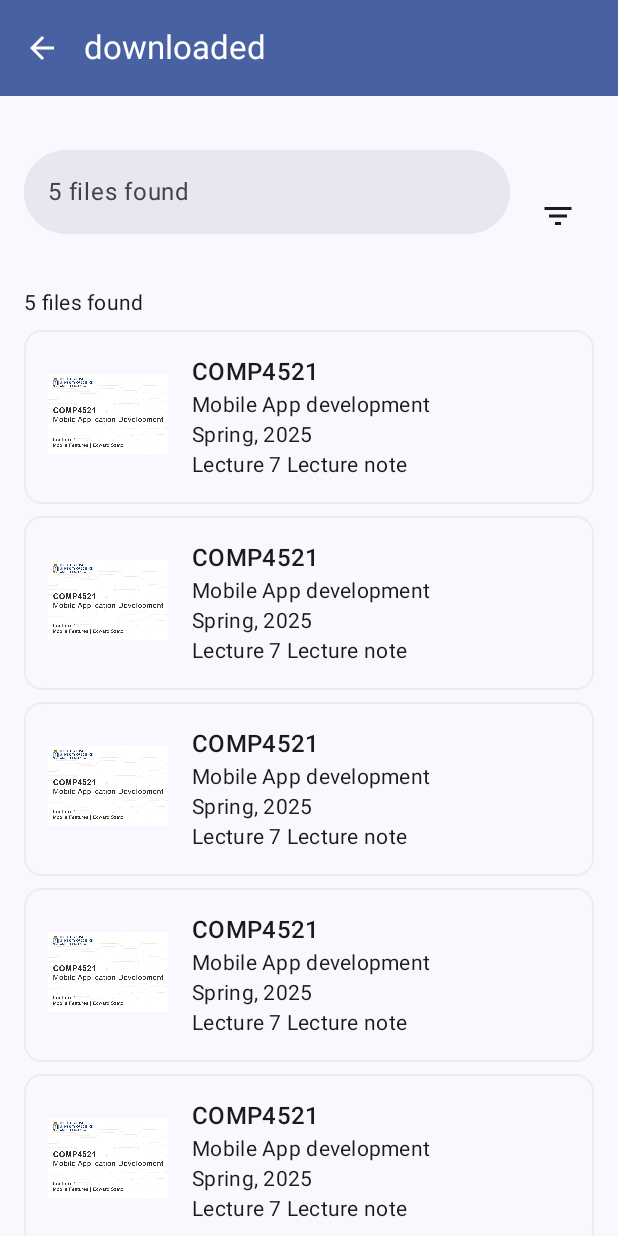
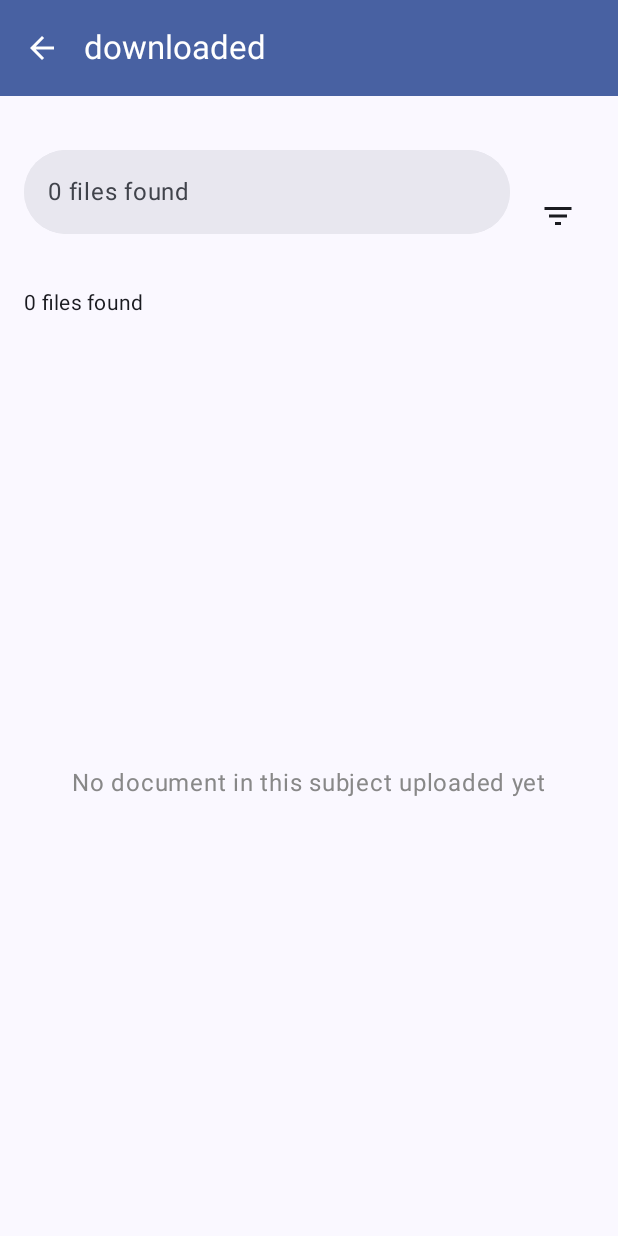
Before and after one commit to COMP4521-Project/COMP4521-kotlin, an Android app built with Jetpack Compose: the DocumentListScreen screen opened through its navigation route, on a phone screen of 412 x 824 dp. Run offline under Robolectric (Android 15) with nearby library versions, the phone set to English and light mode, and no system bars; our stand-ins replace Firebase (no records; nobody signed in at launch, a user with empty details on screens opened directly), livedata-compose.

```diff
--- a/app/src/main/java/com/example/comp4521_ustrade/app/components/CourseCard.kt
+++ b/app/src/main/java/com/example/comp4521_ustrade/app/components/CourseCard.kt
@@ -36,7 +36,6 @@ fun CourseCard(CourseCardItem: CourseCardItem,  navigateController: NavControlle
         elevation = CardDefaults.cardElevation(defaultElevation = 8.dp),
         // TODO: navigate to course details screen
         onClick = {
-            // Navigate to CourseDetailsScreen
 //            navigateController.navigate(Screens.DocumentDetails.screen)
             navigateController.navigate(Screens.DocumentDetails.screen + "/${CourseCardItem.documentId}")
         }
--- a/app/src/main/java/com/example/comp4521_ustrade/app/components/DocumentCard.kt
+++ b/app/src/main/java/com/example/comp4521_ustrade/app/components/DocumentCard.kt
@@ -22,13 +22,12 @@ import androidx.compose.ui.graphics.Color
 import androidx.compose.ui.res.painterResource
 import androidx.compose.ui.unit.dp
 import com.example.comp4521_ustrade.R
-import com.example.comp4521_ustrade.app.models.Document
 import com.example.comp4521_ustrade.ui.theme.USTgray
 
 @OptIn(ExperimentalMaterial3Api::class)
 @Composable
 fun DocumentCard(
-    document: Document,
+    document: com.example.comp4521_ustrade.app.data.dao.Document,
     onClick: () -> Unit
 ) {
     Card(
@@ -67,19 +66,19 @@ fun DocumentCard(
                     .fillMaxWidth()
             ) {
                 Text(
-                    text = document.title,
+                    text = document.course,
                     style = MaterialTheme.typography.titleMedium
                 )
+//                Text(
+//                    text = document.subtitle,
+//                    style = MaterialTheme.typography.bodyMedium
+//                )
                 Text(
-                    text = document.subtitle,
+                    text = document.year + " " + document.semester,
                     style = MaterialTheme.typography.bodyMedium
                 )
                 Text(
-                    text = document.term,
-                    style = MaterialTheme.typography.bodyMedium
-                )
-                Text(
-                    text = document.type,
+                    text = document.title,
                     style = MaterialTheme.typography.bodyMedium
                 )
             }
--- a/app/src/main/java/com/example/comp4521_ustrade/app/display/DisplayCourseCards.kt
+++ b/app/src/main/java/com/example/comp4521_ustrade/app/display/DisplayCourseCards.kt
@@ -59,7 +59,7 @@ fun DisplayCourseCards(modifier: Modifier = Modifier, navigateController: NavCon
             thumbnail = R.drawable.unavailable,
             course = document.course,
             courseTitle = document.title,
-            courseYear = document.year, // Example: use year from upload_date
+            courseYear = document.year,
             courseSemester = document.semester,
             documentId = document.id,
         )
--- a/app/src/main/java/com/example/comp4521_ustrade/app/screens/DocumentDetailsScreen.kt
+++ b/app/src/main/java/com/example/comp4521_ustrade/app/screens/DocumentDetailsScreen.kt
@@ -21,6 +21,7 @@ import androidx.compose.material.icons.filled.Download
 import androidx.compose.material.icons.filled.Favorite
 import androidx.compose.material.icons.filled.Share
 import androidx.compose.material.icons.filled.ThumbDown
+import androidx.compose.material.icons.outlined.BookmarkBorder
 import androidx.compose.material.icons.outlined.FavoriteBorder
 import androidx.compose.material.icons.outlined.ThumbDown
 import androidx.compose.material3.Button
@@ -121,7 +122,7 @@ fun DocumentDetailsScreen(
             navigationIconContentColor = USTWhite),
                 actions = {
                     IconButton(onClick = { /* Handle bookmark */ }) {
-                        Icon(Icons.Default.Bookmark, "Bookmark",tint = USTWhite)
+                        Icon(Icons.Outlined.BookmarkBorder, "Bookmark",tint = USTWhite)
                     }
                     IconButton(onClick = { /* Handle share */ }) {
                         Icon(Icons.Default.Share, "Share", tint = USTWhite)
--- a/app/src/main/java/com/example/comp4521_ustrade/app/screens/DocumentListScreen.kt
+++ b/app/src/main/java/com/example/comp4521_ustrade/app/screens/DocumentListScreen.kt
@@ -25,6 +25,7 @@ import androidx.compose.material3.Text
 import androidx.compose.material3.TopAppBar
 import androidx.compose.material3.TopAppBarDefaults
 import androidx.compose.runtime.Composable
+import androidx.compose.runtime.LaunchedEffect
 import androidx.compose.runtime.getValue
 import androidx.compose.runtime.mutableStateOf
 import androidx.compose.runtime.remember
@@ -35,9 +36,11 @@ import androidx.compose.ui.graphics.Color
 import androidx.compose.ui.platform.LocalContext
 import androidx.compose.ui.res.stringResource
 import androidx.compose.ui.unit.dp
+import androidx.navigation.NavController
 import com.example.comp4521_ustrade.R
 import com.example.comp4521_ustrade.app.components.DocumentCard
-import com.example.comp4521_ustrade.app.models.Document
+import com.example.comp4521_ustrade.app.data.repository.DocumentRepository
+import com.example.comp4521_ustrade.app.models.CourseCardItem
 import com.example.comp4521_ustrade.app.viewmodel.NavViewModel
 import com.example.comp4521_ustrade.ui.theme.USTBlue
 import com.example.comp4521_ustrade.ui.theme.USTBlue_dark
@@ -48,6 +51,7 @@ fun DocumentListScreen(
     pageTitle: String,
     onNavigateBack: () -> Unit,
     onDocumentClick: (String) -> Unit,
+    navigationController: NavController,
     modifier: Modifier = Modifier,
     navViewModel: NavViewModel
 ) {
@@ -64,17 +68,24 @@ fun DocumentListScreen(
         mutableStateOf(sharedPreferences.getBoolean("is_dark_theme", false))
     }
 
+    var documentRepository = remember { DocumentRepository() }
+    var documentList by remember { mutableStateOf<List<com.example.comp4521_ustrade.app.data.dao.Document>>(emptyList()) }
+
+    LaunchedEffect(Unit) {
+        documentList = documentRepository.getSubjectSpecificDocuments(pageTitle)
+    }
+
     // Sample data - replace with actual data from your backend
-    val documents = List(5) { index ->
-        Document(
-            id = "doc$index",
-            title = "COMP4521",
-            subtitle = "Mobile App development",
-            term = "Spring, 2025",
-            type = "Lecture 7 Lecture note",
-            imageUrl = ""
-        )
-    }
+//    val documents = List(5) { index ->
+//        Document(
+//            id = "doc$index",
+//            title = "COMP4521",
+//            subtitle = "Mobile App development",
+//            term = "Spring, 2025",
+//            type = "Lecture 7 Lecture note",
+//            imageUrl = ""
+//        )
+//    }
 
     Scaffold(
         topBar = {
@@ -121,7 +132,7 @@ fun DocumentListScreen(
                     modifier = Modifier
                         .weight(1f),
 
-                    placeholder = { Text(text= stringResource(R.string.FilesFound, documents.size))}
+                    placeholder = { Text(text= stringResource(R.string.FilesFound, documentList.size))}
 
                 ) { }
 
@@ -137,23 +148,40 @@ fun DocumentListScreen(
             }
 
             Text(
-                text = stringResource(R.string.FilesFound, documents.size),
+                text = stringResource(R.string.FilesFound, documentList.size),
                 modifier = Modifier.padding(horizontal = 16.dp, vertical = 8.dp),
                 style = MaterialTheme.typography.bodyMedium
             )
+            if (documentList.isEmpty()) {
+                Column(
+                    modifier = Modifier
+                        .fillMaxSize(),
+                    verticalArrangement = Arrangement.Center,
+                    horizontalAlignment = Alignment.CenterHorizontally
+                ) {
+                    Text(
+                        text = "No document in this subject uploaded yet",
+                        color = Color.Gray,
+                        style = MaterialTheme.typography.bodyLarge
+                    )
+                }
 
+            } else {
                 LazyColumn(
                     modifier = Modifier.fillMaxSize(),
                     contentPadding = PaddingValues(horizontal = 16.dp),
                     verticalArrangement = Arrangement.spacedBy(8.dp)
                 ) {
-                items(documents) { document ->
+                    items(documentList) { document ->
                         DocumentCard(
                             document = document,
-                        onClick = { onDocumentClick(document.id) }
+                            onClick = {
+                                navigationController.navigate(Screens.DocumentDetails.screen + "/${document.id}")
+                            }
                         )
                     }
                 }
             }
         }
     }
+}
```
Also changed, not shown: app/src/main/java/com/example/comp4521_ustrade/app/screens/Home.kt (+16 -8 lines). Lines whose indentation alone changed are shown as unchanged.
